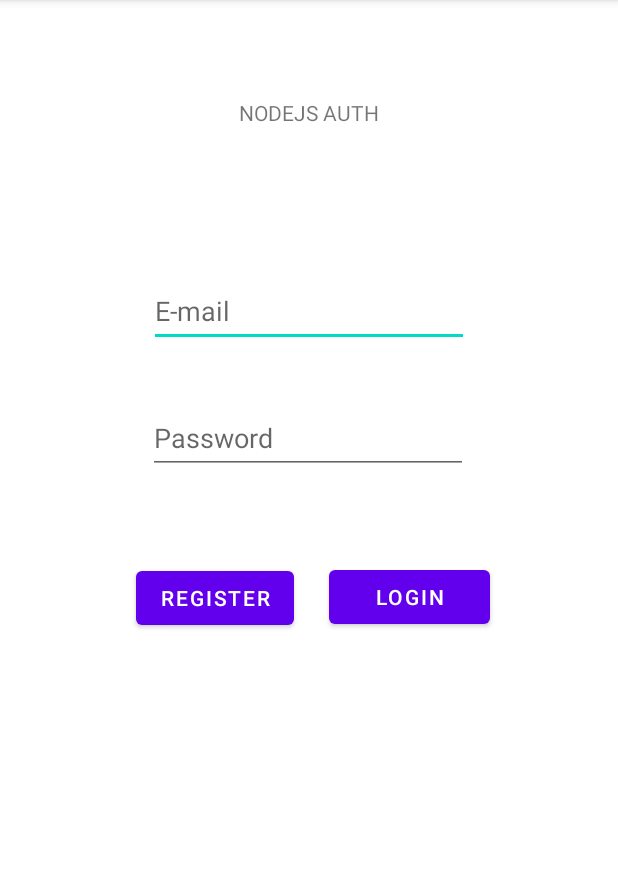
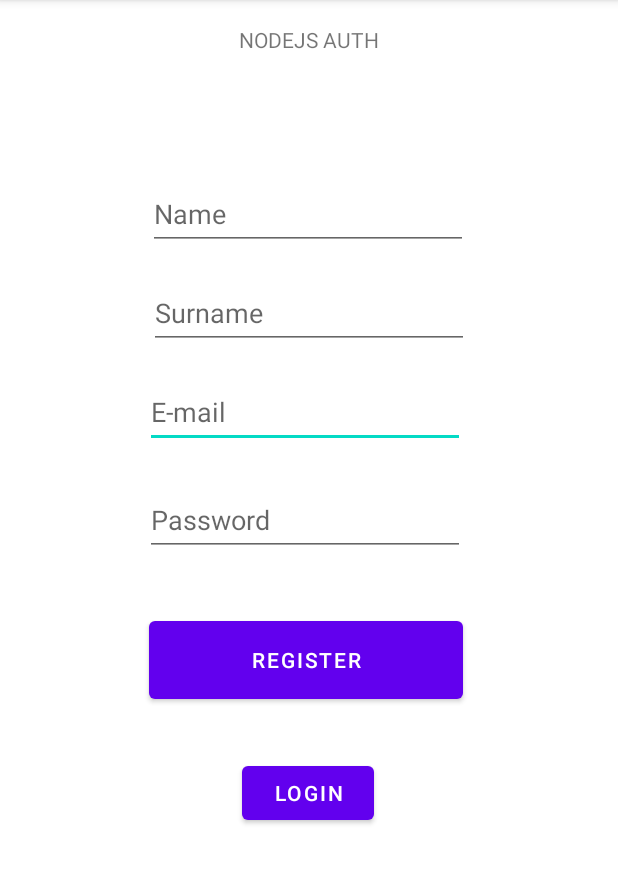
Before and after one commit to MrCosta57/progetto_ing_del_software_2021, an Android app: the screen it shows after launch (MainActivity before the commit, RegisterActivity after it), after a tap on "REGISTER", on a phone screen of 412 x 824 dp, the part 84-968 px from its top. Run offline under Robolectric (Android 15) with nearby library versions, the light colour scheme and no system bars; our stand-ins replace RxJava.

Commit message:
Login + token + register + inizio on page

```diff
--- a/app/build.gradle
+++ b/app/build.gradle
@@ -32,6 +32,7 @@ dependencies {
     implementation 'androidx.appcompat:appcompat:1.3.1'
     implementation 'com.google.android.material:material:1.4.0'
     implementation 'androidx.constraintlayout:constraintlayout:2.1.1'
+    implementation 'androidx.security:security-crypto:1.1.0-alpha03'
     testImplementation 'junit:junit:4.13.2'
     androidTestImplementation 'androidx.test.ext:junit:1.1.3'
     androidTestImplementation 'androidx.test.espresso:espresso-core:3.4.0'
--- a/app/src/main/java/com/balckbuffalo/familyshareextended/MainActivity.java
+++ b/app/src/main/java/com/balckbuffalo/familyshareextended/LoginActivity.java
@@ -1,7 +1,12 @@
 package com.balckbuffalo.familyshareextended;
 
 import androidx.appcompat.app.AppCompatActivity;
+import androidx.security.crypto.EncryptedSharedPreferences;
+import androidx.security.crypto.MasterKeys;
 
+import android.annotation.SuppressLint;
+import android.content.Intent;
+import android.content.SharedPreferences;
 import android.os.Bundle;
 import android.view.View;
 import android.widget.Button;
@@ -11,13 +16,14 @@ import android.widget.Toast;
 import com.balckbuffalo.familyshareextended.Retrofit.INodeJS;
 import com.balckbuffalo.familyshareextended.Retrofit.RetrofitClient;
 
+import org.json.JSONObject;
+
 import io.reactivex.android.schedulers.AndroidSchedulers;
 import io.reactivex.disposables.CompositeDisposable;
-import io.reactivex.functions.Consumer;
 import io.reactivex.schedulers.Schedulers;
 import retrofit2.Retrofit;
 
-public class MainActivity extends AppCompatActivity {
+public class LoginActivity extends AppCompatActivity {
 
     INodeJS myAPI;
     CompositeDisposable compositeDisposable = new CompositeDisposable();
@@ -38,7 +44,7 @@ public class MainActivity extends AppCompatActivity {
     @Override
     protected void onCreate(Bundle savedInstanceState) {
         super.onCreate(savedInstanceState);
-        setContentView(R.layout.activity_main);
+        setContentView(R.layout.activity_login);
 
         //Init API
         Retrofit retrofit = RetrofitClient.getInstance();
@@ -60,26 +66,34 @@ public class MainActivity extends AppCompatActivity {
         btn_register.setOnClickListener(new View.OnClickListener() {
             @Override
             public void onClick(View v) {
-                registerUser(edt_mail.getText().toString(), edt_password.getText().toString());
+                Intent myIntent = new Intent(LoginActivity.this, RegisterActivity.class);
+                LoginActivity.this.startActivity(myIntent);
             }
         });
-    }
-
-    private void registerUser(String email, String password) {
-        compositeDisposable.add(myAPI.registerUser("given_name", "famiglia",email, password,true,"italian")
-                .subscribeOn(Schedulers.io())
-                .observeOn(AndroidSchedulers.mainThread())
-                .subscribe(s -> Toast.makeText(MainActivity.this, "You register with success", Toast.LENGTH_LONG).show(),
-                           t -> Toast.makeText(MainActivity.this, "ERROR "+t.getMessage(), Toast.LENGTH_LONG).show())
-        );
     }
 
     private void loginUser(String email, String password) {
         compositeDisposable.add(myAPI.loginUser(email,password, "token", "italian", "Italy")
                 .subscribeOn(Schedulers.io())
                 .observeOn(AndroidSchedulers.mainThread())
-                .subscribe(s -> Toast.makeText(MainActivity.this, "You Login with success", Toast.LENGTH_LONG).show(),
-                        t -> Toast.makeText(MainActivity.this, "ERROR "+t.getMessage(), Toast.LENGTH_LONG).show())
+                .subscribe(s -> {Toast.makeText(LoginActivity.this, "You Login with success", Toast.LENGTH_LONG).show();
+                                JSONObject obj = new JSONObject(s);
+                                String masterKeyAlias = MasterKeys.getOrCreate(MasterKeys.AES256_GCM_SPEC);
+
+                                SharedPreferences sharedPreferences = EncryptedSharedPreferences.create(
+                                        "secret_shared_prefs",
+                                        masterKeyAlias,
+                                        this,
+                                        EncryptedSharedPreferences.PrefKeyEncryptionScheme.AES256_SIV,
+                                        EncryptedSharedPreferences.PrefValueEncryptionScheme.AES256_GCM
+                                );
+
+                                @SuppressLint("CommitPrefEdits") SharedPreferences.Editor editor = sharedPreferences.edit();
+                                editor.putString("token", obj.getString("token"));
+
+                                Intent myIntent = new Intent(LoginActivity.this, HomePageActivity.class);
+                                LoginActivity.this.startActivity(myIntent);},
+                            t -> Toast.makeText(LoginActivity.this, "ERROR "+t.getMessage(), Toast.LENGTH_LONG).show())
         );
     }
 }
--- /dev/null
+++ b/app/src/main/java/com/balckbuffalo/familyshareextended/RegisterActivity.java
@@ -0,0 +1,79 @@
+package com.balckbuffalo.familyshareextended;
+
+import androidx.appcompat.app.AppCompatActivity;
+
+import android.content.Intent;
+import android.os.Bundle;
+import android.view.View;
+import android.widget.Button;
+import android.widget.EditText;
+import android.widget.Toast;
+
+import com.balckbuffalo.familyshareextended.Retrofit.INodeJS;
+import com.balckbuffalo.familyshareextended.Retrofit.RetrofitClient;
+
+import io.reactivex.android.schedulers.AndroidSchedulers;
+import io.reactivex.disposables.CompositeDisposable;
+import io.reactivex.schedulers.Schedulers;
+import retrofit2.Retrofit;
+
+public class RegisterActivity extends AppCompatActivity {
+
+    INodeJS myAPI;
+    CompositeDisposable compositeDisposable = new CompositeDisposable();
+
+    Button btn_login, btn_register;
+    EditText edt_mail, edt_password, edt_name, edt_surname;
+
+    @Override
+    protected void onStop() {
+        super.onStop();
+    }
+
+    @Override
+    protected void onDestroy() {
+        super.onDestroy();
+    }
+
+    @Override
+    protected void onCreate(Bundle savedInstanceState) {
+        super.onCreate(savedInstanceState);
+        setContentView(R.layout.activity_register);
+
+        //Init API
+        Retrofit retrofit = RetrofitClient.getInstance();
+        myAPI = retrofit.create(INodeJS.class);
+
+        btn_login = findViewById(R.id.login_button);
+        btn_register = findViewById(R.id.reg_button);
+
+        edt_mail = findViewById(R.id.email);
+        edt_password = findViewById(R.id.password);
+        edt_name = findViewById(R.id.name);
+        edt_surname = findViewById(R.id.surname);
+
+        btn_login.setOnClickListener(new View.OnClickListener() {
+            @Override
+            public void onClick(View v) {
+                Intent myIntent = new Intent(RegisterActivity.this, LoginActivity.class);
+                RegisterActivity.this.startActivity(myIntent);
+            }
+        });
+
+        btn_register.setOnClickListener(new View.OnClickListener() {
+            @Override
+            public void onClick(View v) {
+                registerUser(edt_name.getText().toString(), edt_surname.getText().toString(), edt_mail.getText().toString(), edt_password.getText().toString());
+            }
+        });
+    }
+
+    private void registerUser(String name, String surname, String email, String password) {
+        compositeDisposable.add(myAPI.registerUser(name, surname, email, password,true,"english")
+                .subscribeOn(Schedulers.io())
+                .observeOn(AndroidSchedulers.mainThread())
+                .subscribe(s -> Toast.makeText(RegisterActivity.this, "You register with success", Toast.LENGTH_LONG).show(),
+                        t -> Toast.makeText(RegisterActivity.this, "ERROR "+t.getMessage(), Toast.LENGTH_LONG).show())
+        );
+    }
+}
--- a/app/src/main/java/com/balckbuffalo/familyshareextended/Retrofit/INodeJS.java
+++ b/app/src/main/java/com/balckbuffalo/familyshareextended/Retrofit/INodeJS.java
@@ -30,4 +30,9 @@ public interface INodeJS {
     Observable<String> Prova(@Header("Authorization") String token,
                              @Path("username") String username,
                              @Path("password") String password);*/
+
+    /*NELLA CLASSE IN CUI DEVI INVIARE IL TOKEN
+    * SharedPreferences sharedPreferences = getSharedPreferences("secret_shared_prefs", Context.MODE_PRIVATE);
+    * token = sharedPreferences.getString("token");
+                                );*/
 }
--- a/app/src/main/java/com/balckbuffalo/familyshareextended/Retrofit/RetrofitClient.java
+++ b/app/src/main/java/com/balckbuffalo/familyshareextended/Retrofit/RetrofitClient.java
@@ -18,7 +18,7 @@ public class RetrofitClient {
     private static Retrofit instance;
 
     public static Retrofit getInstance() {
-        String IPV4 = "192.168.178.32";
+        String IPV4 = "192.168.43.12";
         if (instance == null)
             instance = new Retrofit.Builder()
                     .baseUrl("http://" + IPV4 + ":4000/api/")
--- a/app/src/main/res/layout/activity_main.xml
+++ b/app/src/main/res/layout/activity_login.xml
@@ -4,7 +4,7 @@
     xmlns:tools="http://schemas.android.com/tools"
     android:layout_width="match_parent"
     android:layout_height="match_parent"
-    tools:context=".MainActivity">
+    tools:context=".LoginActivity">
 
     <TextView
         android:id="@+id/textView2"
@@ -53,21 +53,21 @@
         android:text="REGISTER"
         app:layout_constraintBottom_toBottomOf="parent"
         app:layout_constraintEnd_toEndOf="parent"
-        app:layout_constraintHorizontal_bias="0.295"
+        app:layout_constraintHorizontal_bias="0.498"
         app:layout_constraintStart_toStartOf="parent"
         app:layout_constraintTop_toBottomOf="@+id/password"
-        app:layout_constraintVertical_bias="0.145" />
+        app:layout_constraintVertical_bias="0.278" />
 
     <Button
         android:id="@+id/login_button"
-        android:layout_width="107dp"
-        android:layout_height="48dp"
+        android:layout_width="209dp"
+        android:layout_height="64dp"
         android:text="LOGIN"
         app:layout_constraintBottom_toBottomOf="parent"
         app:layout_constraintEnd_toEndOf="parent"
-        app:layout_constraintHorizontal_bias="0.212"
-        app:layout_constraintStart_toEndOf="@+id/reg_button"
+        app:layout_constraintHorizontal_bias="0.485"
+        app:layout_constraintStart_toStartOf="parent"
         app:layout_constraintTop_toBottomOf="@+id/password"
-        app:layout_constraintVertical_bias="0.143" />
+        app:layout_constraintVertical_bias="0.047" />
 
 </androidx.constraintlayout.widget.ConstraintLayout>
--- /dev/null
+++ b/app/src/main/res/layout/activity_register.xml
@@ -0,0 +1,102 @@
+<?xml version="1.0" encoding="utf-8"?>
+<androidx.constraintlayout.widget.ConstraintLayout xmlns:android="http://schemas.android.com/apk/res/android"
+    xmlns:app="http://schemas.android.com/apk/res-auto"
+    xmlns:tools="http://schemas.android.com/tools"
+    android:layout_width="match_parent"
+    android:layout_height="match_parent"
+    tools:context=".RegisterActivity">
+
+    <TextView
+        android:id="@+id/textView2"
+        android:layout_width="wrap_content"
+        android:layout_height="wrap_content"
+        android:text="NODEJS AUTH"
+        app:layout_constraintBottom_toBottomOf="parent"
+        app:layout_constraintLeft_toLeftOf="parent"
+        app:layout_constraintRight_toRightOf="parent"
+        app:layout_constraintTop_toTopOf="parent"
+        app:layout_constraintVertical_bias="0.022" />
+
+    <EditText
+        android:id="@+id/email"
+        android:layout_width="wrap_content"
+        android:layout_height="wrap_content"
+        android:ems="10"
+        android:hint="E-mail"
+        android:inputType="textEmailAddress"
+        android:minHeight="48dp"
+        app:layout_constraintBottom_toBottomOf="parent"
+        app:layout_constraintEnd_toEndOf="parent"
+        app:layout_constraintHorizontal_bias="0.487"
+        app:layout_constraintStart_toStartOf="parent"
+        app:layout_constraintTop_toBottomOf="@+id/textView2"
+        app:layout_constraintVertical_bias="0.314"
+        android:autofillHints="" />
+
+    <EditText
+        android:id="@+id/password"
+        android:layout_width="wrap_content"
+        android:layout_height="wrap_content"
+        android:ems="10"
+        android:hint="Password"
+        android:inputType="textPassword"
+        android:minHeight="48dp"
+        app:layout_constraintBottom_toBottomOf="parent"
+        app:layout_constraintEnd_toEndOf="parent"
+        app:layout_constraintHorizontal_bias="0.487"
+        app:layout_constraintStart_toStartOf="parent"
+        app:layout_constraintTop_toBottomOf="@+id/email"
+        app:layout_constraintVertical_bias="0.057" />
+
+    <Button
+        android:id="@+id/reg_button"
+        android:layout_width="209dp"
+        android:layout_height="64dp"
+        android:text="REGISTER"
+        app:layout_constraintBottom_toBottomOf="parent"
+        app:layout_constraintEnd_toEndOf="parent"
+        app:layout_constraintHorizontal_bias="0.49"
+        app:layout_constraintStart_toStartOf="parent"
+        app:layout_constraintTop_toBottomOf="@+id/password"
+        app:layout_constraintVertical_bias="0.112" />
+
+    <Button
+        android:id="@+id/login_button"
+        android:layout_width="wrap_content"
+        android:layout_height="wrap_content"
+        android:text="LOGIN"
+        app:layout_constraintBottom_toBottomOf="parent"
+        app:layout_constraintEnd_toEndOf="parent"
+        app:layout_constraintHorizontal_bias="0.498"
+        app:layout_constraintStart_toStartOf="parent"
+        app:layout_constraintTop_toBottomOf="@+id/password"
+        app:layout_constraintVertical_bias="0.383" />
+
+    <EditText
+        android:id="@+id/name"
+        android:layout_width="wrap_content"
+        android:layout_height="wrap_content"
+        android:layout_marginBottom="84dp"
+        android:ems="10"
+        android:hint="Name"
+        android:inputType="textPersonName"
+        android:minHeight="48dp"
+        app:layout_constraintBottom_toTopOf="@+id/email"
+        app:layout_constraintEnd_toEndOf="parent"
+        app:layout_constraintHorizontal_bias="0.497"
+        app:layout_constraintStart_toStartOf="parent" />
+
+    <EditText
+        android:id="@+id/surname"
+        android:layout_width="wrap_content"
+        android:layout_height="wrap_content"
+        android:ems="10"
+        android:hint="Surname"
+        android:inputType="textPersonName"
+        android:minHeight="48dp"
+        app:layout_constraintBottom_toTopOf="@+id/email"
+        app:layout_constraintEnd_toEndOf="parent"
+        app:layout_constraintStart_toStartOf="parent"
+        app:layout_constraintTop_toBottomOf="@+id/name" />
+
+</androidx.constraintlayout.widget.ConstraintLayout>
```
Also changed, not shown: app/src/main/AndroidManifest.xml (+9 -3 lines), app/src/main/java/com/balckbuffalo/familyshareextended/HomePageActivity.java (added, +14 -0 lines), app/src/main/res/layout/activity_home_page.xml (added, +20 -0 lines).
